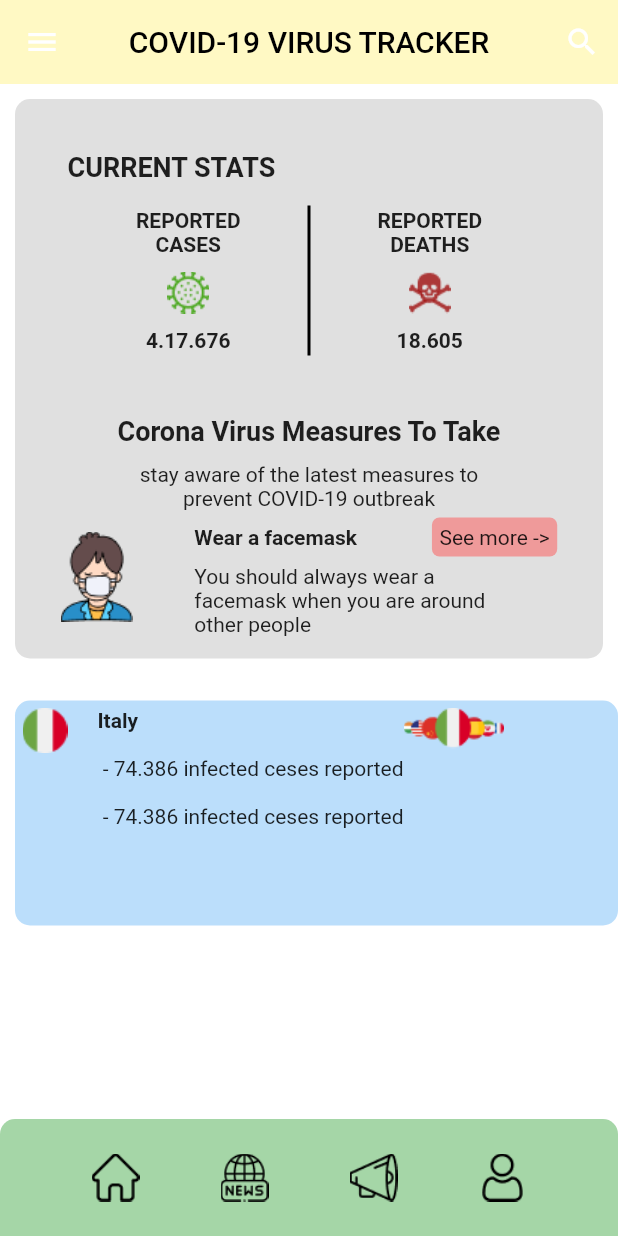
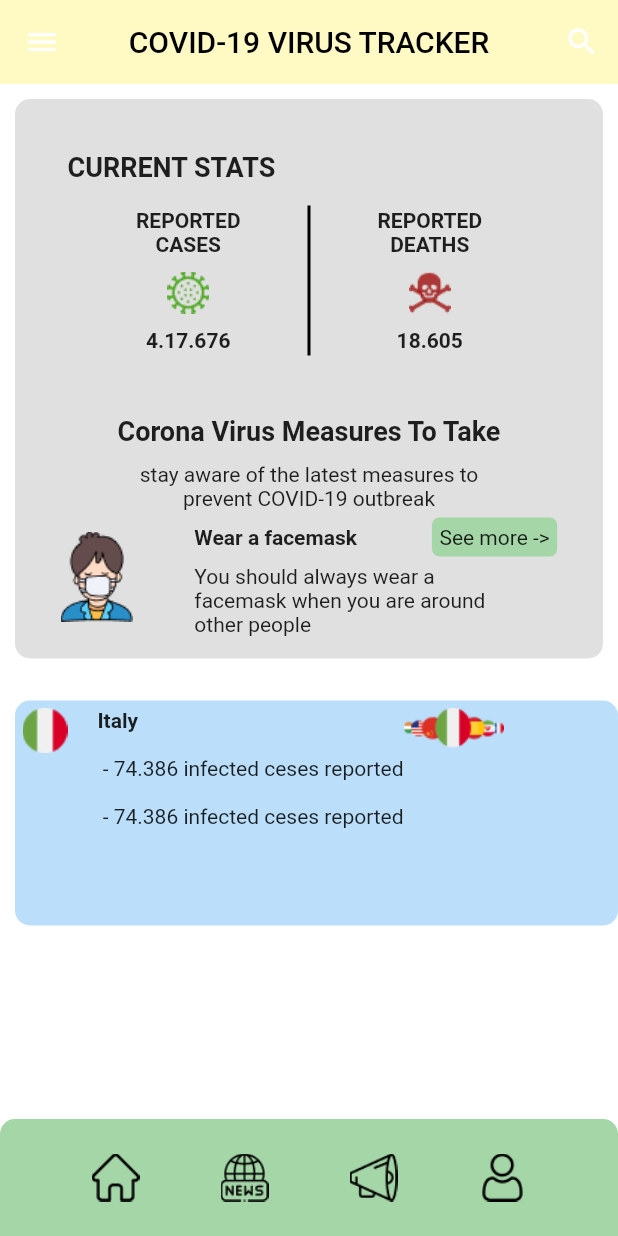
Before and after one commit to dimash12345/UAS_Covid, a Flutter app: the screen it shows after launch, on a phone screen of 412 x 824 dp. Run offline on Flutter 3.47's test engine with Material 2 defaults, Android fonts, the phone set to English and light mode, and no system bars.

```diff
--- a/lib/home.dart
+++ b/lib/home.dart
@@ -146,7 +146,7 @@ class home extends StatelessWidget {
                                   ),
                                   Container(
                                     padding: EdgeInsets.all(5),
-                                    decoration: BoxDecoration(borderRadius: BorderRadius.circular(5), color: Colors.red[200]),
+                                    decoration: BoxDecoration(borderRadius: BorderRadius.circular(5), color: Colors.green[200]),
                                     child: Text('See more ->'),
                                   )
                                 ],
```
Also changed, not shown: 1 other file.
